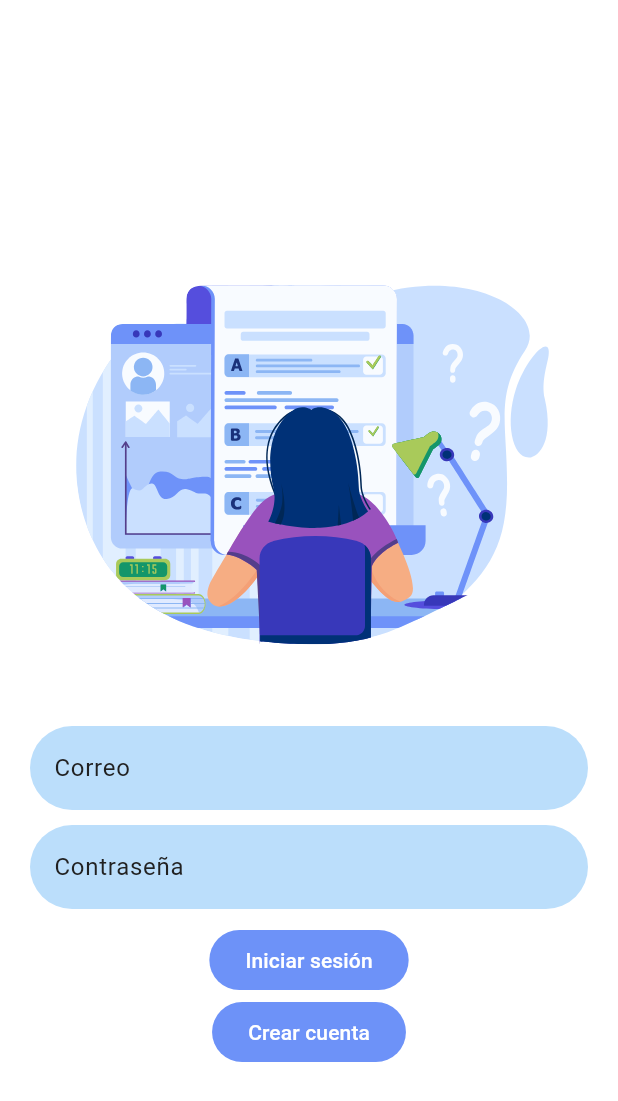
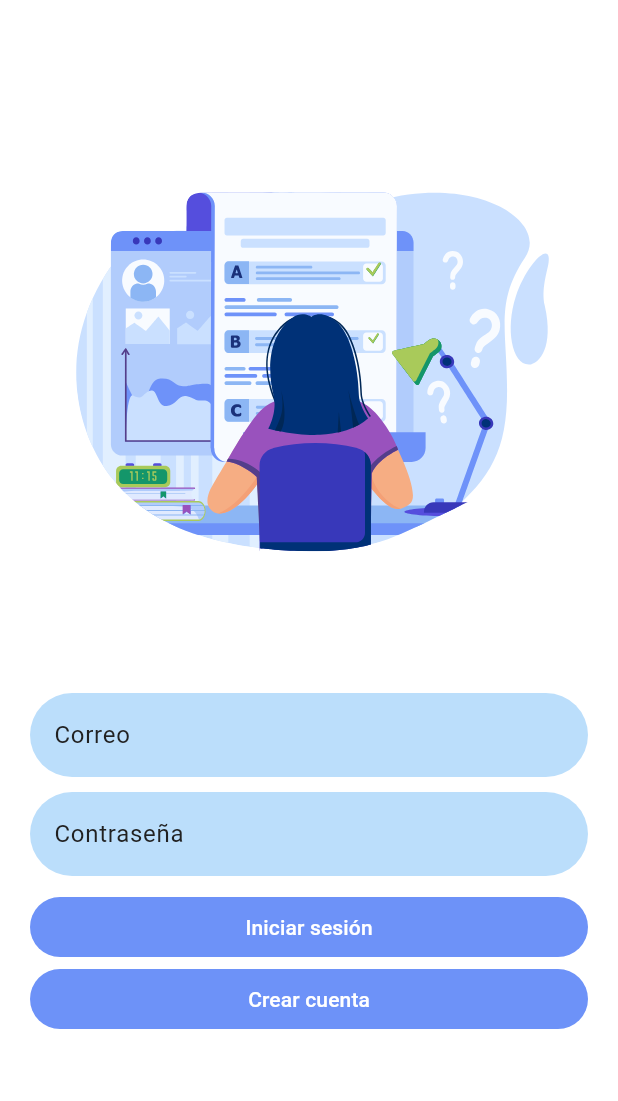
Before and after one commit to MoiBeta/Auto-Admin-App, a Flutter app: the screen it shows after launch, after a tap on "Iniciar sesión", on a phone screen of 412 x 824 dp. Shown: the top 1101 px of the screen. Run offline on Flutter 3.47's test engine with Material 3 defaults, Android fonts, the phone set to English and light mode, and no system bars; our stand-ins replace cloud_firestore, firebase_auth, firebase_core, flutter_riverpod, go_router, lottie and 1 more; accounts and stored records are empty; generated files the repository leaves out were written again; network calls fail.

Commit message:
Minor improvement to handle keyboard over password input.

```diff
--- a/lib/presentation/auth/login_screen.dart
+++ b/lib/presentation/auth/login_screen.dart
@@ -13,16 +13,20 @@ class LoginScreen extends ConsumerWidget {
     AuthNotifier authNotifier = ref.read(authNotifierProvider.notifier);
     LoginState? loginState = ref.watch(authNotifierProvider);
     return Scaffold(
-      resizeToAvoidBottomInset: false,
       body: Padding(
         padding: const EdgeInsets.symmetric(
           horizontal: 20,
         ),
-        child: Column(
-          mainAxisAlignment: MainAxisAlignment.center,
+        child: ListView(
           children: [
-            Lottie.asset(
-              'assets/animations/task-login.json',
+            Container(
+              margin: EdgeInsets.only(
+                top: 50,
+                bottom: 40,
+              ),
+              child: Lottie.asset(
+                'assets/animations/task-login.json',
+              ),
             ),
             TextFormField(
               controller: authNotifier.emailController,
@@ -35,6 +39,7 @@ class LoginScreen extends ConsumerWidget {
             ),
             TextFormField(
               controller: authNotifier.passwordController,
+              obscureText: true,
               decoration: InputDecoration(
                 hintText: 'Contraseña',
               ),
```
